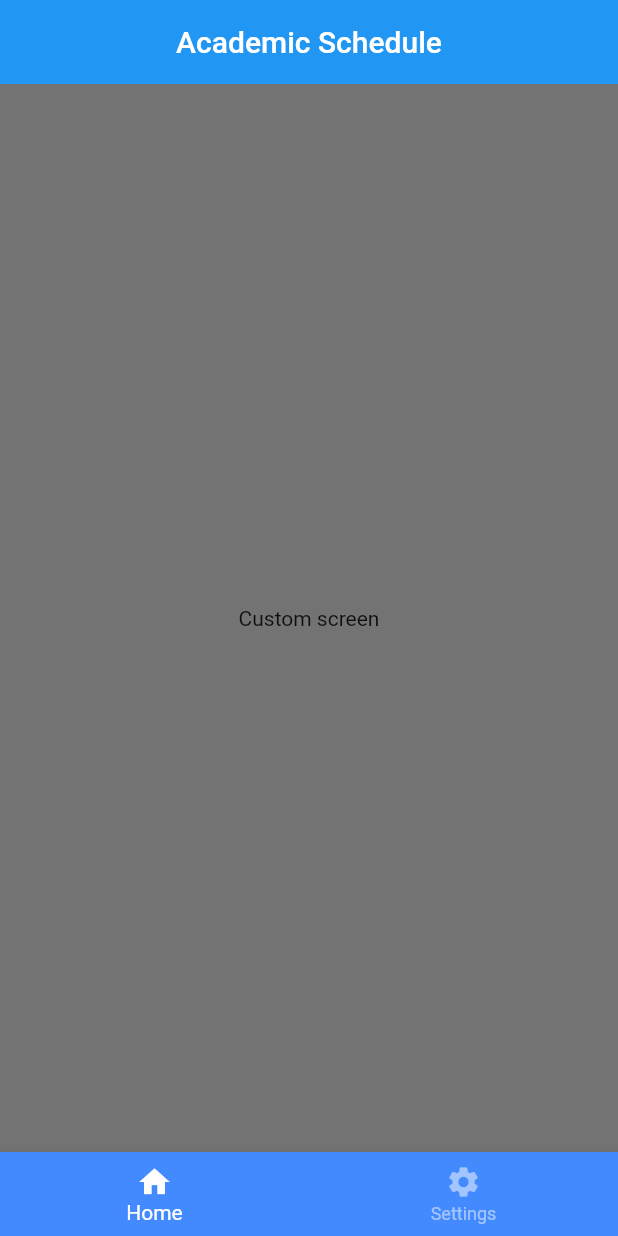
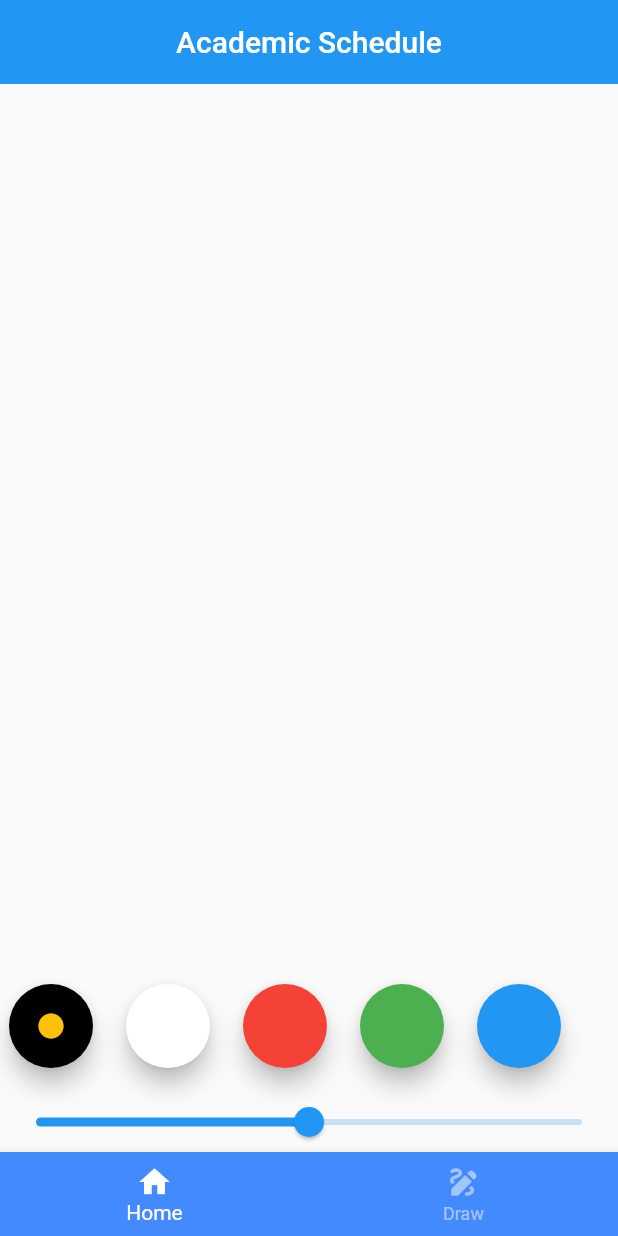
Before and after one commit to bautifrigole/AcademicSchedule, a Flutter app: the screen it shows after launch, swiped to page 2, on a phone screen of 412 x 824 dp. Run offline on Flutter 3.47's test engine with Material 2 defaults, Android fonts, the light colour scheme and no system bars.

Commit message:
Added drawing screen

```diff
--- a/Flutter project/lib/main.dart
+++ b/Flutter project/lib/main.dart
@@ -1,3 +1,4 @@
+import 'package:academic_schedule/screens/drawing_screen.dart';
 import 'package:flutter/material.dart';
 import 'screens/home_screen.dart';
 
--- /dev/null
+++ b/Flutter project/lib/screens/drawing_screen.dart
@@ -0,0 +1,151 @@
+import 'package:flutter/material.dart';
+
+class DrawingScreen extends StatelessWidget {
+  const DrawingScreen({Key? key}) : super(key: key);
+
+  @override
+  Widget build(BuildContext context) {
+    return const CanvasView();
+  }
+}
+
+class CanvasView extends StatefulWidget {
+  const CanvasView({Key? key}) : super(key: key);
+
+  @override
+  State<CanvasView> createState() => _CanvasViewState();
+}
+
+class _CanvasViewState extends State<CanvasView> {
+  List<DrawingPoints?> points = [];
+  Color strokeColor = Colors.black;
+  double strokeWidth = 3.0;
+
+  @override
+  Widget build(BuildContext context){
+    return Scaffold(
+
+      appBar: PreferredSize(
+          preferredSize: const Size(60,60),
+          child: Container(
+            padding: const EdgeInsets.only(top: 20, left: 480),
+            child: FloatingActionButton(
+              backgroundColor: Colors.white30.withOpacity(0.6),
+              onPressed: () => setState(() {
+                points.clear();
+              }),
+              child: const Icon(
+                Icons.clear,
+                color: Colors.black87,
+                size: 35,
+              )
+            ),
+          ),
+      ),
+
+      bottomNavigationBar: SafeArea(
+        child: SizedBox(
+          height: 40,
+          child: Slider(
+            value: strokeWidth,
+            min: 1,
+            max: 5,
+            onChanged: (val) => setState(() {
+              strokeWidth = val;
+            }),
+          ),
+        ),
+      ),
+
+      floatingActionButton:
+      Row(
+        mainAxisAlignment: MainAxisAlignment.spaceEvenly,
+        children: [
+          _createColorButton(Colors.black),
+          _createColorButton(Colors.white),
+          _createColorButton(Colors.red),
+          _createColorButton(Colors.green),
+          _createColorButton(Colors.blue),
+        ],
+      ),
+      body: GestureDetector(
+        onPanStart: _onPanStart,
+        onPanUpdate: _onPanUpdate,
+        onPanEnd: _onPanEnd,
+        child: CustomPaint(
+          size: Size.infinite,
+          painter: MyPainter(points: points),
+        ),
+      ),
+    );
+  }
+
+  void _onPanStart(DragStartDetails details){
+    setState(() {
+      _addPoint(details.localPosition);
+    });
+  }
+
+  void _onPanUpdate(DragUpdateDetails details){
+    setState(() {
+      _addPoint(details.localPosition);
+    });
+  }
+
+  void _onPanEnd(DragEndDetails details){
+    setState(() {
+      points.add(null);
+    });
+  }
+
+  void _addPoint(Offset position) {
+    points.add(DrawingPoints(
+        point: position,
+        paint: Paint()
+          ..color = strokeColor
+          ..strokeWidth = strokeWidth
+          ..strokeCap = StrokeCap.butt,
+    ));
+  }
+
+  FloatingActionButton _createColorButton(Color color){
+    return FloatingActionButton(
+      backgroundColor: color,
+      onPressed: () => setState(() {
+        strokeColor = color;
+      }),
+      child: strokeColor == color ?
+      const Icon(
+        Icons.circle,
+        color: Colors.amber,
+        size: 20,
+      ) :
+      Container(),
+    );
+  }
+}
+
+class MyPainter extends CustomPainter{
+  List<DrawingPoints?> points;
+  MyPainter({required this.points});
+
+  @override
+  void paint(Canvas canvas, Size size) {
+    for (var i = 0; i < points.length-1; i++){
+      var currentPoint = points[i];
+      var nextPoint = points[i+1];
+      if (currentPoint != null && nextPoint != null) {
+        canvas.drawLine(currentPoint.point, nextPoint.point, currentPoint.paint);
+      }
+    }
+  }
+
+  @override
+  bool shouldRepaint(covariant CustomPainter oldDelegate) => true;
+}
+
+class DrawingPoints {
+  Offset point;
+  Paint paint;
+  DrawingPoints({required this.point, required this.paint});
+}
--- a/Flutter project/lib/screens/home_screen.dart
+++ b/Flutter project/lib/screens/home_screen.dart
@@ -1,3 +1,4 @@
+import 'package:academic_schedule/screens/drawing_screen.dart';
 import 'package:flutter/material.dart';
 
 class HomeScreen extends StatefulWidget{
@@ -26,7 +27,7 @@ class _HomeScreenState extends State<HomeScreen> {
         physics: const NeverScrollableScrollPhysics(),
         children: const [
           CustomScreen(color: Colors.black12,),
-          CustomScreen(color: Colors.black54,),
+          DrawingScreen(),
         ],
       ),
 
@@ -51,8 +52,8 @@ class _HomeScreenState extends State<HomeScreen> {
           ),
 
           BottomNavigationBarItem(
-              icon: Icon(Icons.settings),
-              label: "Settings"
+              icon: Icon(Icons.draw),
+              label: "Draw"
           ),
         ],
       ),
```
